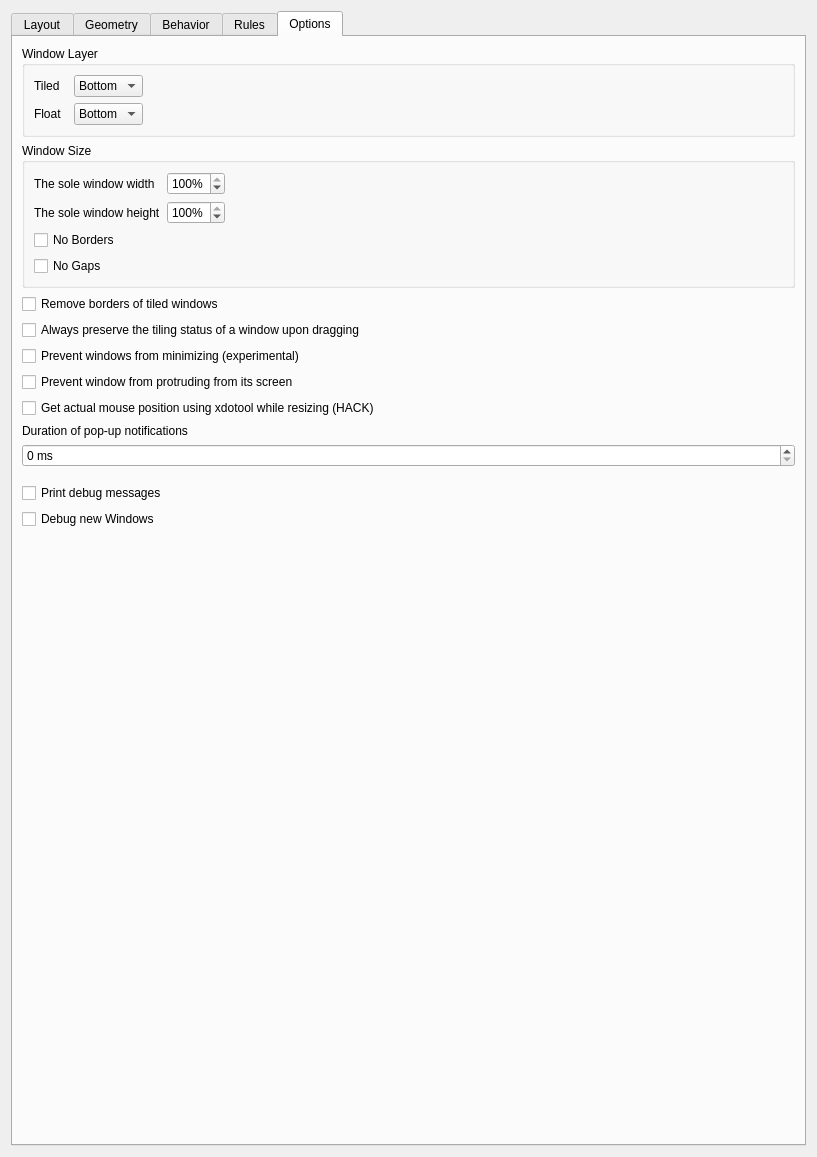
Above: res/config.ui from uberkael/krohnkite before the change. Below: the same form after it.
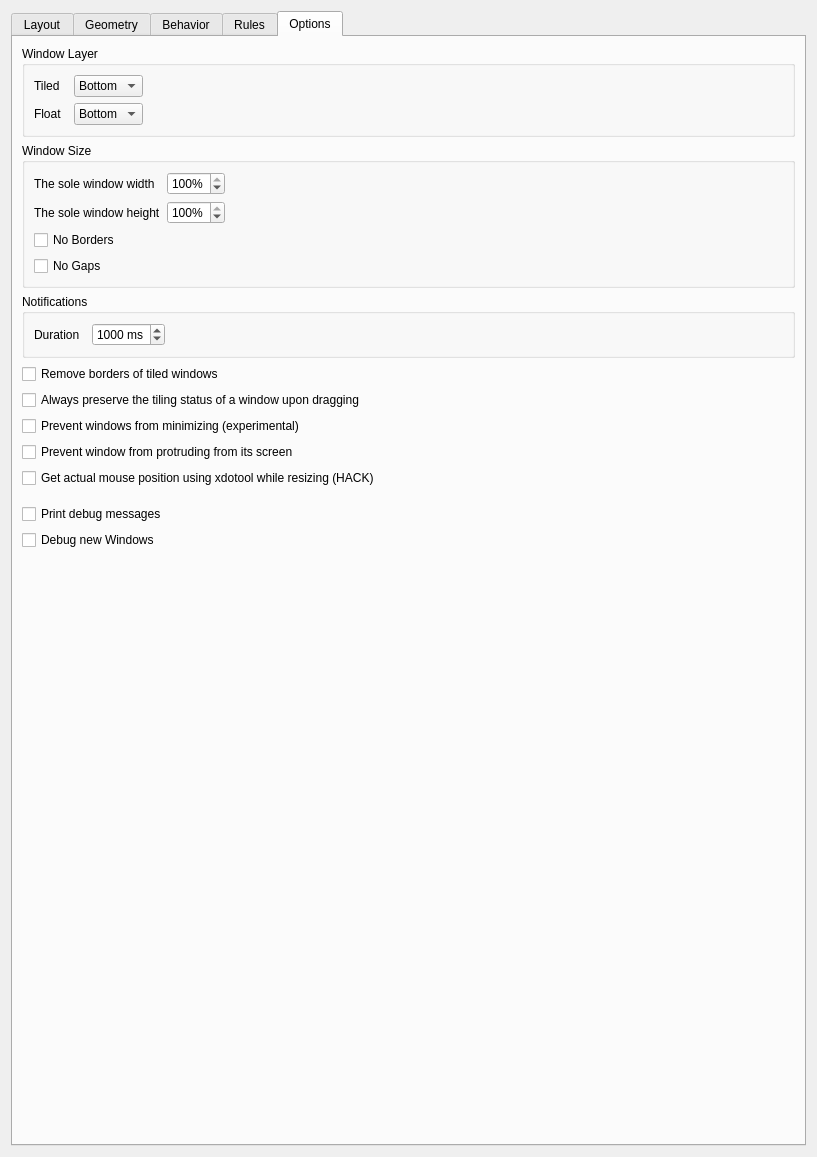
That is the form after the change. The open tabs and pages were chosen to show the change.

Commit message: REVIEW anametologin: minor fixes in ui

```diff
--- a/res/config.ui
+++ b/res/config.ui
@@ -1261,6 +1261,54 @@
          <zorder>kcfg_soleWindowNoGaps</zorder>
         </widget>
        </item>
+       <item>
+        <widget class="QGroupBox" name="groupBox_13">
+         <property name="title">
+          <string>Notifications</string>
+         </property>
+         <layout class="QGridLayout" name="gridLayout_12">
+          <item row="1" column="1">
+           <widget class="QSpinBox" name="kcfg_notificationDuration">
+            <property name="toolTip">
+             <string>&lt;html&gt;&lt;head/&gt;&lt;body&gt;&lt;p&gt;Set the time (in milliseconds) for how long a pop-up notification will remain visible before it automatically disappears. A value of 0 will disable notifications.&lt;/p&gt;&lt;/body&gt;&lt;/html&gt;</string>
+            </property>
+            <property name="suffix">
+             <string> ms</string>
+            </property>
+            <property name="maximum">
+             <number>9999</number>
+            </property>
+            <property name="singleStep">
+             <number>100</number>
+            </property>
+            <property name="value">
+             <number>1000</number>
+            </property>
+           </widget>
+          </item>
+          <item row="1" column="0">
+           <widget class="QLabel" name="label_18">
+            <property name="text">
+             <string>Duration  </string>
+            </property>
+           </widget>
+          </item>
+          <item row="1" column="2">
+           <spacer name="horizontalSpacer_4">
+            <property name="orientation">
+             <enum>Qt::Orientation::Horizontal</enum>
+            </property>
+            <property name="sizeHint" stdset="0">
+             <size>
+              <width>40</width>
+              <height>20</height>
+             </size>
+            </property>
+           </spacer>
+          </item>
+         </layout>
+        </widget>
+       </item>
        <item>
         <widget class="QCheckBox" name="kcfg_noTileBorder">
          <property name="toolTip">
@@ -1302,29 +1350,6 @@
          </property>
         </widget>
        </item>
-       <item>
-        <widget class="QLabel" name="label_17">
-         <property name="text">
-          <string>Duration of pop-up notifications</string>
-         </property>
-        </widget>
-       </item>
-       <item>
-        <widget class="QSpinBox" name="kcfg_notificationDuration">
-         <property name="toolTip">
-          <string>&lt;html&gt;&lt;head/&gt;&lt;body&gt;&lt;p&gt;Set the time (in milliseconds) for how long a pop-up notification will remain visible before it automatically disappears. A value of 0 will disable notifications.&lt;/p&gt;&lt;/body&gt;&lt;/html&gt;</string>
-         </property>
-         <property name="suffix">
-          <string> ms</string>
-         </property>
-         <property name="maximum">
-          <number>10000</number>
-         </property>
-         <property name="singleStep">
-          <number>100</number>
-         </property>
-        </widget>
-       </item>
        <item>
         <spacer name="debugSpacer">
          <property name="orientation">
```
